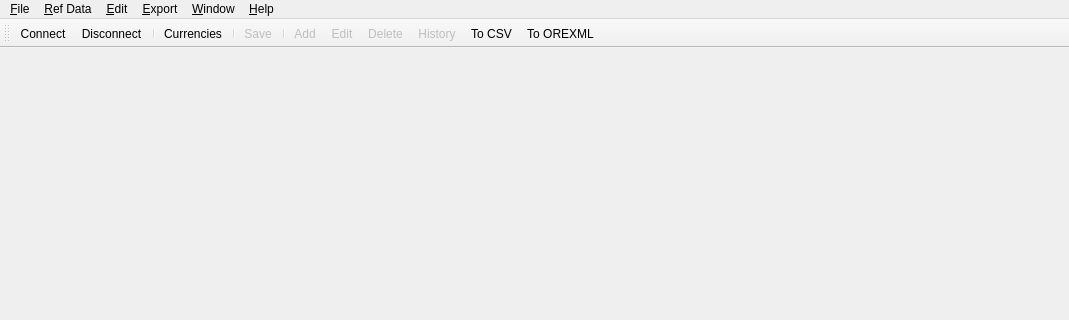
The window that projects/ores.qt/MainWindow.ui (OreStudio/OreStudio) describes before a commit, drawn with Qt 5; both pictures show x 0 to 1069 and y 0 to 320 of the 1069 by 672 pixel window.
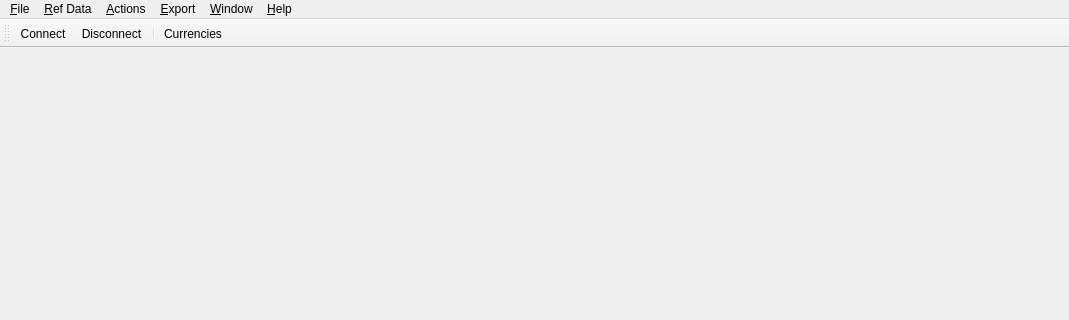
The same window after the commit. Icons and pictures are not drawn.

Commit message: [gt] Move some toolbar items to currencies dialog

Diff of the .ui file:
```diff
--- a/projects/ores.qt/MainWindow.ui
+++ b/projects/ores.qt/MainWindow.ui
@@ -58,9 +58,9 @@
     </property>
     <addaction name="ActionAbout"/>
    </widget>
-   <widget class="QMenu" name="menuEdit">
+   <widget class="QMenu" name="menuActions">
     <property name="title">
-     <string>&amp;Edit</string>
+     <string>&amp;Actions</string>
     </property>
     <addaction name="ActionAdd"/>
     <addaction name="ActionEdit"/>
@@ -76,7 +76,7 @@
    </widget>
    <addaction name="menuFile"/>
    <addaction name="menuRefereceData"/>
-   <addaction name="menuEdit"/>
+   <addaction name="menuActions"/>
    <addaction name="menuExport"/>
    <addaction name="menuWindow"/>
    <addaction name="menuHelp"/>
@@ -96,15 +96,6 @@
    <addaction name="ActionDisconnect"/>
    <addaction name="separator"/>
    <addaction name="CurrenciesAction"/>
-   <addaction name="separator"/>
-   <addaction name="ActionSave"/>
-   <addaction name="separator"/>
-   <addaction name="ActionAdd"/>
-   <addaction name="ActionEdit"/>
-   <addaction name="ActionDelete"/>
-   <addaction name="ActionHistory"/>
-   <addaction name="ActionExportCSV"/>
-   <addaction name="ActionExportXML"/>
   </widget>
   <action name="ExitAction">
    <property name="text">
```
Left out of the diff: 14 changed lines with no effect on the pictures. The commit also changes 3 other files.
